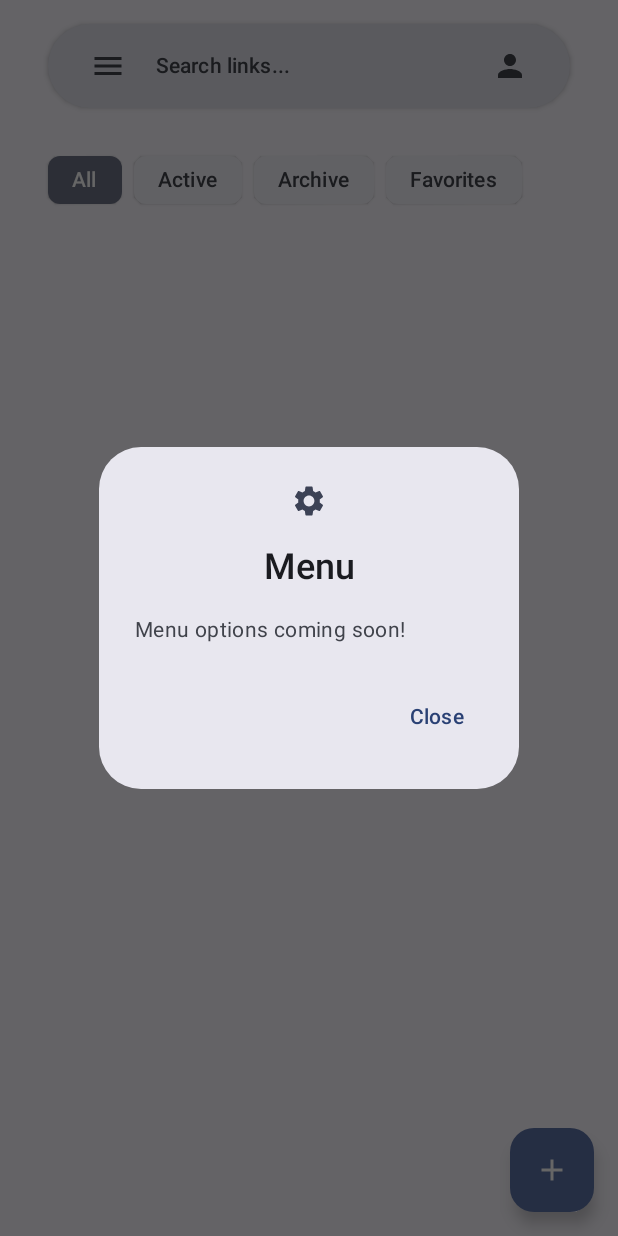
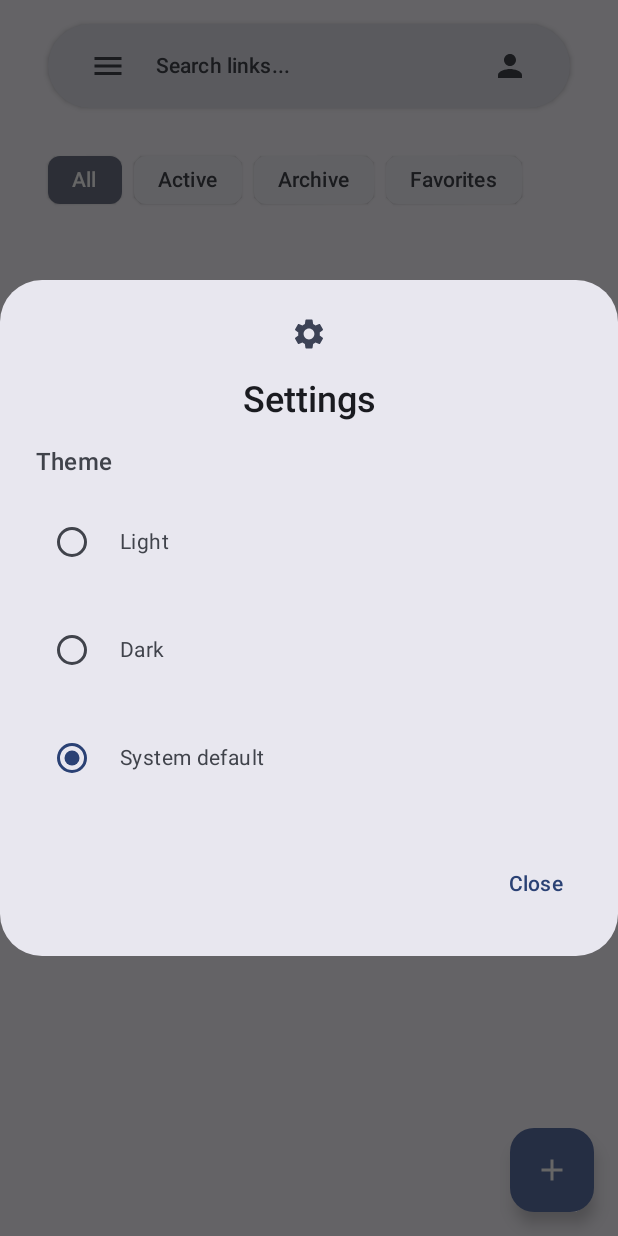
Before and after one commit to Vainyala17/linkstack, an Android app built with Jetpack Compose: the screen it shows after launch (MainActivity), after a tap on "Menu", on a phone screen of 412 x 824 dp. Run offline under Robolectric (Android 15) with nearby library versions, the phone set to English and light mode, and no system bars; our stand-ins replace Dagger/Hilt's generated code, Room's generated code.

Commit message:
Add Dark theme/light theme

```diff
--- a/app/build.gradle.kts
+++ b/app/build.gradle.kts
@@ -121,6 +121,10 @@ dependencies {
     // Image Loading
     implementation(libs.coil.compose)
 
+    // DataStore
+    implementation(libs.androidx.datastore.preferences)
+    implementation(libs.androidx.datastore.core)
+
     // WorkManager
     implementation(libs.androidx.work.runtime.ktx)
     implementation(libs.androidx.hilt.work)
--- a/app/src/main/java/com/hp77/linkstash/MainActivity.kt
+++ b/app/src/main/java/com/hp77/linkstash/MainActivity.kt
@@ -6,7 +6,10 @@ import android.os.Bundle
 import androidx.activity.ComponentActivity
 import androidx.activity.compose.setContent
 import androidx.activity.result.contract.ActivityResultContracts
+import androidx.compose.foundation.isSystemInDarkTheme
 import androidx.compose.runtime.LaunchedEffect
+import androidx.compose.runtime.collectAsState
+import androidx.compose.runtime.getValue
 import androidx.compose.foundation.layout.fillMaxSize
 import androidx.compose.material3.MaterialTheme
 import androidx.compose.material3.Surface
@@ -22,11 +25,17 @@ import com.hp77.linkstash.presentation.navigation.Screen
 import com.hp77.linkstash.presentation.search.SearchScreen
 import com.hp77.linkstash.presentation.webview.WebViewScreen
 import java.net.URLDecoder
+import com.hp77.linkstash.data.preferences.ThemePreferences
+import com.hp77.linkstash.data.preferences.ThemeMode
 import com.hp77.linkstash.ui.theme.LinkStashTheme
 import dagger.hilt.android.AndroidEntryPoint
+import javax.inject.Inject
 
 @AndroidEntryPoint
 class MainActivity : ComponentActivity() {
+    @Inject
+    lateinit var themePreferences: ThemePreferences
+
     private val requestPermissionLauncher = registerForActivityResult(
         ActivityResultContracts.RequestPermission()
     ) { isGranted: Boolean ->
@@ -42,7 +51,15 @@ class MainActivity : ComponentActivity() {
         }
 
         setContent {
-            LinkStashTheme {
+            val themeMode by themePreferences.themeMode.collectAsState(initial = ThemeMode.SYSTEM)
+
+            LinkStashTheme(
+                darkTheme = when (themeMode) {
+                    ThemeMode.LIGHT -> false
+                    ThemeMode.DARK -> true
+                    ThemeMode.SYSTEM -> isSystemInDarkTheme()
+                }
+            ) {
                 Surface(
                     modifier = Modifier.fillMaxSize(),
                     color = MaterialTheme.colorScheme.background
--- /dev/null
+++ b/app/src/main/java/com/hp77/linkstash/data/preferences/ThemePreferences.kt
@@ -0,0 +1,39 @@
+package com.hp77.linkstash.data.preferences
+
+import android.content.Context
+import androidx.datastore.core.DataStore
+import androidx.datastore.preferences.core.Preferences
+import androidx.datastore.preferences.core.edit
+import androidx.datastore.preferences.core.stringPreferencesKey
+import androidx.datastore.preferences.preferencesDataStore
+import dagger.hilt.android.qualifiers.ApplicationContext
+import kotlinx.coroutines.flow.Flow
+import kotlinx.coroutines.flow.map
+import javax.inject.Inject
+import javax.inject.Singleton
+
+private val Context.dataStore: DataStore<Preferences> by preferencesDataStore(name = "theme_preferences")
+
+enum class ThemeMode {
+    LIGHT, DARK, SYSTEM
+}
+
+@Singleton
+class ThemePreferences @Inject constructor(
+    @ApplicationContext private val context: Context
+) {
+    val themeMode: Flow<ThemeMode> = context.dataStore.data.map { preferences ->
+        val themeModeString = preferences[KEY_THEME_MODE] ?: ThemeMode.SYSTEM.name
+        ThemeMode.valueOf(themeModeString)
+    }
+
+    suspend fun updateThemeMode(themeMode: ThemeMode) {
+        context.dataStore.edit { preferences ->
+            preferences[KEY_THEME_MODE] = themeMode.name
+        }
+    }
+
+    companion object {
+        private val KEY_THEME_MODE = stringPreferencesKey("theme_mode")
+    }
+}
--- a/app/src/main/java/com/hp77/linkstash/di/PreferencesModule.kt
+++ b/app/src/main/java/com/hp77/linkstash/di/PreferencesModule.kt
@@ -2,6 +2,7 @@ package com.hp77.linkstash.di
 
 import android.content.Context
 import com.hp77.linkstash.data.preferences.SearchPreferences
+import com.hp77.linkstash.data.preferences.ThemePreferences
 import dagger.Module
 import dagger.Provides
 import dagger.hilt.InstallIn
@@ -20,4 +21,12 @@ object PreferencesModule {
     ): SearchPreferences {
         return SearchPreferences(context)
     }
+
+    @Provides
+    @Singleton
+    fun provideThemePreferences(
+        @ApplicationContext context: Context
+    ): ThemePreferences {
+        return ThemePreferences(context)
+    }
 }
--- a/app/src/main/java/com/hp77/linkstash/presentation/home/HomeScreen.kt
+++ b/app/src/main/java/com/hp77/linkstash/presentation/home/HomeScreen.kt
@@ -8,11 +8,14 @@ import androidx.compose.ui.graphics.Color
 import com.hp77.linkstash.presentation.components.NoRippleInteractionSource
 import androidx.compose.foundation.layout.Column
 import androidx.compose.foundation.layout.PaddingValues
+import androidx.compose.foundation.layout.Row
 import androidx.compose.foundation.layout.Spacer
 import androidx.compose.foundation.layout.fillMaxSize
 import androidx.compose.foundation.layout.fillMaxWidth
 import androidx.compose.foundation.layout.height
 import androidx.compose.foundation.layout.padding
+import androidx.compose.foundation.layout.width
+import com.hp77.linkstash.data.preferences.ThemeMode
 import androidx.compose.foundation.lazy.LazyColumn
 import androidx.compose.foundation.lazy.items
 import androidx.compose.material.icons.Icons
@@ -25,6 +28,7 @@ import androidx.compose.material3.ExperimentalMaterial3Api
 import androidx.compose.material3.FloatingActionButton
 import androidx.compose.material3.Icon
 import androidx.compose.material3.MaterialTheme
+import androidx.compose.material3.RadioButton
 import androidx.compose.material3.Scaffold
 import androidx.compose.material3.SnackbarHost
 import androidx.compose.material3.SnackbarHostState
@@ -217,8 +221,44 @@ fun HomeScreen(
         AlertDialog(
             onDismissRequest = { viewModel.onEvent(HomeScreenEvent.OnMenuDismiss) },
             icon = { Icon(Icons.Default.Settings, contentDescription = null) },
-            title = { Text("Menu") },
-            text = { Text("Menu options coming soon!") },
+            title = { Text("Settings") },
+            text = {
+                Column {
+                    Text(
+                        text = "Theme",
+                        style = MaterialTheme.typography.titleMedium,
+                        modifier = Modifier.padding(bottom = 8.dp)
+                    )
+                    ThemeMode.values().forEach { theme ->
+                        Row(
+                            modifier = Modifier
+                                .fillMaxWidth()
+                                .clickable {
+                                    viewModel.onEvent(HomeScreenEvent.OnThemeSelect(theme))
+                                    viewModel.onEvent(HomeScreenEvent.OnMenuDismiss)
+                                }
+                                .padding(vertical = 12.dp),
+                            verticalAlignment = Alignment.CenterVertically
+                        ) {
+                            RadioButton(
+                                selected = state.currentTheme == theme,
+                                onClick = {
+                                    viewModel.onEvent(HomeScreenEvent.OnThemeSelect(theme))
+                                    viewModel.onEvent(HomeScreenEvent.OnMenuDismiss)
+                                }
+                            )
+                            Spacer(modifier = Modifier.width(8.dp))
+                            Text(
+                                text = when(theme) {
+                                    ThemeMode.LIGHT -> "Light"
+                                    ThemeMode.DARK -> "Dark"
+                                    ThemeMode.SYSTEM -> "System default"
+                                }
+                            )
+                        }
+                    }
+                }
+            },
             confirmButton = {
                 TextButton(onClick = { viewModel.onEvent(HomeScreenEvent.OnMenuDismiss) }) {
                     Text("Close")
--- a/app/src/main/java/com/hp77/linkstash/presentation/home/HomeScreenEvent.kt
+++ b/app/src/main/java/com/hp77/linkstash/presentation/home/HomeScreenEvent.kt
@@ -2,12 +2,14 @@ package com.hp77.linkstash.presentation.home
 
 import com.hp77.linkstash.domain.model.Link
 import com.hp77.linkstash.domain.model.LinkFilter
+import com.hp77.linkstash.data.preferences.ThemeMode
 
 sealed class HomeScreenEvent {
     data class OnSearchQueryChange(val query: String) : HomeScreenEvent()
     data class OnToggleFavorite(val link: Link) : HomeScreenEvent()
     data class OnToggleArchive(val link: Link) : HomeScreenEvent()
     data class OnFilterSelect(val filter: LinkFilter) : HomeScreenEvent()
+    data class OnThemeSelect(val theme: ThemeMode) : HomeScreenEvent()
     object OnErrorDismiss : HomeScreenEvent()
     object OnMenuClick : HomeScreenEvent()
     object OnMenuDismiss : HomeScreenEvent()
--- a/app/src/main/java/com/hp77/linkstash/presentation/home/HomeScreenState.kt
+++ b/app/src/main/java/com/hp77/linkstash/presentation/home/HomeScreenState.kt
@@ -1,8 +1,8 @@
 package com.hp77.linkstash.presentation.home
 
 import com.hp77.linkstash.domain.model.Link
-
 import com.hp77.linkstash.domain.model.LinkFilter
+import com.hp77.linkstash.data.preferences.ThemeMode
 
 data class HomeScreenState(
     val links: List<Link> = emptyList(),
@@ -11,5 +11,6 @@ data class HomeScreenState(
     val error: String? = null,
     val showMenu: Boolean = false,
     val showProfile: Boolean = false,
-    val selectedFilter: LinkFilter = LinkFilter.All
+    val selectedFilter: LinkFilter = LinkFilter.All,
+    val currentTheme: ThemeMode = ThemeMode.SYSTEM
 )
--- a/app/src/main/java/com/hp77/linkstash/presentation/home/HomeViewModel.kt
+++ b/app/src/main/java/com/hp77/linkstash/presentation/home/HomeViewModel.kt
@@ -7,6 +7,8 @@ import com.hp77.linkstash.domain.model.LinkFilter
 import com.hp77.linkstash.domain.usecase.link.GetLinksUseCase
 import com.hp77.linkstash.domain.usecase.link.UpdateLinkStateUseCase
 import com.hp77.linkstash.domain.usecase.link.ToggleLinkStatusUseCase
+import com.hp77.linkstash.data.preferences.ThemeMode
+import com.hp77.linkstash.data.preferences.ThemePreferences
 import dagger.hilt.android.lifecycle.HiltViewModel
 import kotlinx.coroutines.ExperimentalCoroutinesApi
 import kotlinx.coroutines.flow.MutableStateFlow
@@ -22,7 +24,8 @@ import javax.inject.Inject
 class HomeViewModel @Inject constructor(
     private val getLinksUseCase: GetLinksUseCase,
     private val updateLinkStateUseCase: UpdateLinkStateUseCase,
-    private val toggleLinkStatusUseCase: ToggleLinkStatusUseCase
+    private val toggleLinkStatusUseCase: ToggleLinkStatusUseCase,
+    private val themePreferences: ThemePreferences
 ) : ViewModel() {
 
     private val _searchQuery = MutableStateFlow("")
@@ -31,6 +34,15 @@ class HomeViewModel @Inject constructor(
     private val _showMenu = MutableStateFlow(false)
     private val _showProfile = MutableStateFlow(false)
     private val _selectedFilter = MutableStateFlow<LinkFilter>(LinkFilter.All)
+    private val _currentTheme = MutableStateFlow(ThemeMode.SYSTEM)
+
+    init {
+        viewModelScope.launch {
+            themePreferences.themeMode.collect { theme ->
+                _currentTheme.value = theme
+            }
+        }
+    }
 
     @OptIn(ExperimentalCoroutinesApi::class)
     private val _links = combine(
@@ -53,7 +65,8 @@ class HomeViewModel @Inject constructor(
         val isLoading: Boolean,
         val showMenu: Boolean,
         val showProfile: Boolean,
-        val selectedFilter: LinkFilter
+        val selectedFilter: LinkFilter,
+        val currentTheme: ThemeMode
     ) {
         fun toHomeScreenState() = HomeScreenState(
             links = links,
@@ -62,7 +75,8 @@ class HomeViewModel @Inject constructor(
             isLoading = isLoading,
             showMenu = showMenu,
             showProfile = showProfile,
-            selectedFilter = selectedFilter
+            selectedFilter = selectedFilter,
+            currentTheme = currentTheme
         )
     }
 
@@ -73,7 +87,8 @@ class HomeViewModel @Inject constructor(
         _isLoading,
         _showMenu,
         _showProfile,
-        _selectedFilter
+        _selectedFilter,
+        _currentTheme
     ) { args ->
         ViewModelState(
             links = args[0] as List<Link>,
@@ -82,7 +97,8 @@ class HomeViewModel @Inject constructor(
             isLoading = args[3] as Boolean,
             showMenu = args[4] as Boolean,
             showProfile = args[5] as Boolean,
-            selectedFilter = args[6] as LinkFilter
+            selectedFilter = args[6] as LinkFilter,
+            currentTheme = args[7] as ThemeMode
         ).toHomeScreenState()
     }.stateIn(
         scope = viewModelScope,
@@ -129,6 +145,15 @@ class HomeViewModel @Inject constructor(
                     }
                 }
             }
+            is HomeScreenEvent.OnThemeSelect -> {
+                viewModelScope.launch {
+                    try {
+                        themePreferences.updateThemeMode(event.theme)
+                    } catch (e: Exception) {
+                        _error.value = e.message
+                    }
+                }
+            }
             HomeScreenEvent.OnErrorDismiss -> {
                 _error.value = null
             }
--- a/gradle/libs.versions.toml
+++ b/gradle/libs.versions.toml
@@ -1,4 +1,5 @@
 [versions]
+datastore = "1.0.0"
 workmanager = "2.9.0"
 hilt-work = "1.1.0"
 agp = "8.7.3"
@@ -62,6 +63,10 @@ jsoup = { group = "org.jsoup", name = "jsoup", version.ref = "jsoup" }
 # Image Loading
 coil-compose = { group = "io.coil-kt", name = "coil-compose", version.ref = "coil" }
 
+# DataStore
+androidx-datastore-preferences = { group = "androidx.datastore", name = "datastore-preferences", version.ref = "datastore" }
+androidx-datastore-core = { group = "androidx.datastore", name = "datastore-preferences-core", version.ref = "datastore" }
+
 # WorkManager
 androidx-work-runtime-ktx = { group = "androidx.work", name = "work-runtime-ktx", version.ref = "workmanager" }
 androidx-hilt-work = { group = "androidx.hilt", name = "hilt-work", version.ref = "hilt-work" }
```
